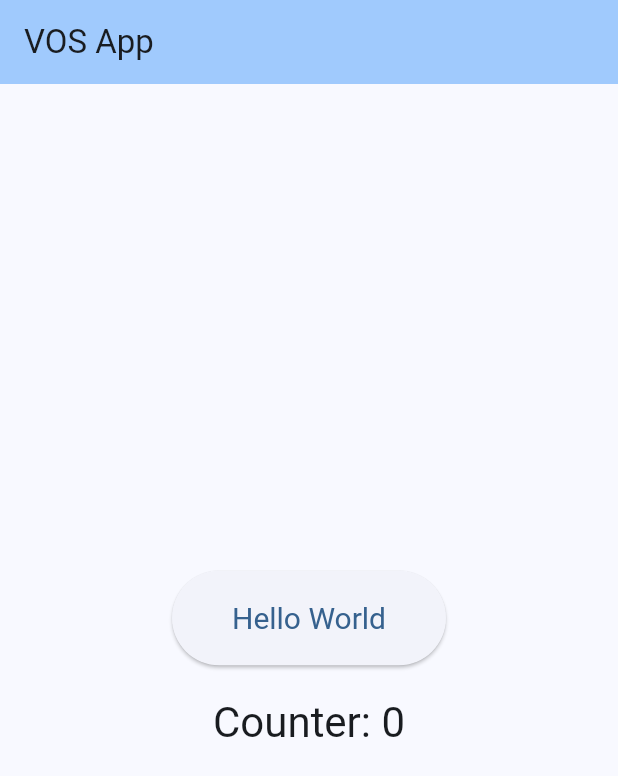
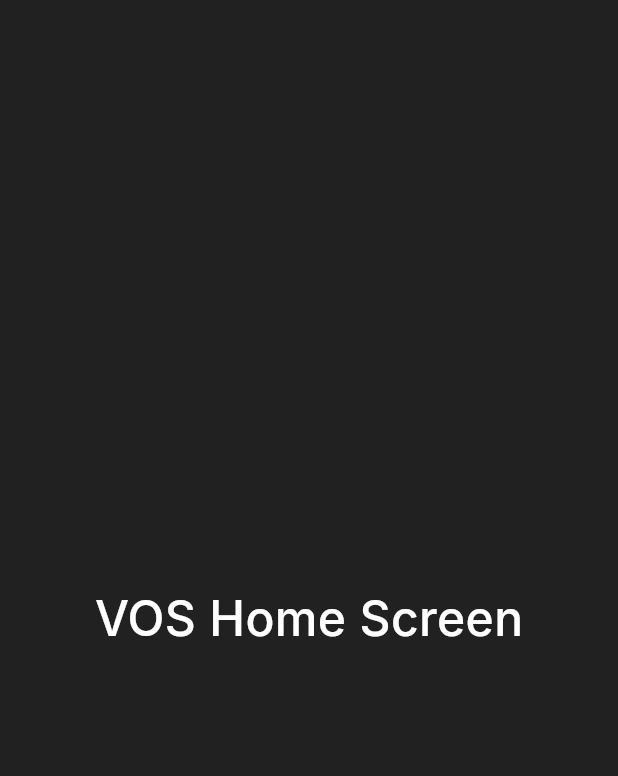
Before and after one commit to RomanSlack/VOS_frontend, a Flutter app: the screen it shows after launch, on a phone screen of 412 x 824 dp. Shown: the top 776 px of the screen. Run offline on Flutter 3.47's test engine with Material 3 defaults, Android fonts, the phone set to English and light mode, and no system bars; our stand-ins replace flutter_screenutil, get_it, go_router, google_fonts, injectable, logger; generated files the repository leaves out were written again.

Commit message:
Switching to prod structure

```diff
--- a/lib/app.dart
+++ b/lib/app.dart
@@ -1,49 +1,19 @@
 import 'package:flutter/material.dart';
-import 'package:flutter_bloc/flutter_bloc.dart';
-import 'package:vos_app/core/router/app_router.dart';
 import 'package:vos_app/core/themes/app_theme.dart';
-import 'package:vos_app/core/di/injection.dart';
+import 'package:vos_app/presentation/pages/home/home_page.dart';
 
-class App extends StatefulWidget {
+class App extends StatelessWidget {
   const App({super.key});
 
   @override
-  State<App> createState() => _AppState();
-}
-
-class _AppState extends State<App> {
-  late final AppRouter _appRouter;
-
-  @override
-  void initState() {
-    super.initState();
-    _appRouter = getIt<AppRouter>();
-  }
-
-  @override
-  void dispose() {
-    _appRouter.dispose();
-    super.dispose();
-  }
-
-  @override
   Widget build(BuildContext context) {
-    return MultiBlocProvider(
-      providers: _getProviders(),
-      child: MaterialApp.router(
-        title: 'VOS App',
-        theme: AppTheme.lightTheme,
-        darkTheme: AppTheme.darkTheme,
-        themeMode: ThemeMode.system,
-        debugShowCheckedModeBanner: false,
-        routerConfig: _appRouter.config,
-      ),
+    return MaterialApp(
+      title: 'VOS App',
+      theme: AppTheme.lightTheme,
+      darkTheme: AppTheme.darkTheme,
+      themeMode: ThemeMode.dark, // Force dark theme
+      debugShowCheckedModeBanner: false,
+      home: const HomePage(),
     );
   }
-
-  List<BlocProvider> _getProviders() {
-    return [
-      // Add your global bloc providers here
-    ];
-  }
 }
--- a/lib/core/themes/app_theme.dart
+++ b/lib/core/themes/app_theme.dart
@@ -28,9 +28,12 @@ class AppTheme {
     return ThemeData(
       useMaterial3: true,
       brightness: Brightness.dark,
+      scaffoldBackgroundColor: const Color(0xFF212121),
       colorScheme: ColorScheme.fromSeed(
         seedColor: AppColors.primary,
         brightness: Brightness.dark,
+        surface: const Color(0xFF212121),
+        background: const Color(0xFF212121),
       ),
       textTheme: _getTextTheme(Brightness.dark),
       appBarTheme: _getAppBarTheme(Brightness.dark),
--- a/lib/main.dart
+++ b/lib/main.dart
@@ -1,5 +1,6 @@
 import 'package:flutter/material.dart';
 import 'package:flutter_screenutil/flutter_screenutil.dart';
+import 'package:vos_app/app.dart';
 
 void main() {
   runApp(const VosApp());
@@ -15,62 +16,8 @@ class VosApp extends StatelessWidget {
       minTextAdapt: true,
       splitScreenMode: true,
       builder: (context, child) {
-        return MaterialApp(
-          title: 'VOS App',
-          theme: ThemeData(
-            colorScheme: ColorScheme.fromSeed(seedColor: Colors.blue),
-            useMaterial3: true,
-          ),
-          home: const HomePage(),
-        );
+        return const App();
       },
     );
   }
 }
-
-class HomePage extends StatefulWidget {
-  const HomePage({super.key});
-
-  @override
-  State<HomePage> createState() => _HomePageState();
-}
-
-class _HomePageState extends State<HomePage> {
-  int _counter = 0;
-
-  void _incrementCounter() {
-    setState(() {
-      _counter++;
-    });
-  }
-
-  @override
-  Widget build(BuildContext context) {
-    return Scaffold(
-      appBar: AppBar(
-        backgroundColor: Theme.of(context).colorScheme.inversePrimary,
-        title: const Text('VOS App'),
-      ),
-      body: Center(
-        child: Column(
-          mainAxisAlignment: MainAxisAlignment.center,
-          children: <Widget>[
-            ElevatedButton(
-              onPressed: _incrementCounter,
-              style: ElevatedButton.styleFrom(
-                padding: const EdgeInsets.symmetric(horizontal: 40, vertical: 20),
-                textStyle: const TextStyle(fontSize: 20),
-              ),
-              child: const Text('Hello World'),
-            ),
-            const SizedBox(height: 20),
-            Text(
-              'Counter: $_counter',
-              style: Theme.of(context).textTheme.headlineMedium,
-            ),
-          ],
-        ),
-      ),
-    );
-  }
-}
--- a/lib/presentation/pages/home/home_page.dart
+++ b/lib/presentation/pages/home/home_page.dart
@@ -5,14 +5,15 @@ class HomePage extends StatelessWidget {
 
   @override
   Widget build(BuildContext context) {
-    return Scaffold(
-      appBar: AppBar(
-        title: const Text('Home'),
-      ),
-      body: const Center(
+    return const Scaffold(
+      body: Center(
         child: Text(
-          'Welcome to VOS App!',
-          style: TextStyle(fontSize: 24),
+          'VOS Home Screen',
+          style: TextStyle(
+            fontSize: 32,
+            fontWeight: FontWeight.w500,
+            color: Colors.white,
+          ),
         ),
       ),
     );
```
